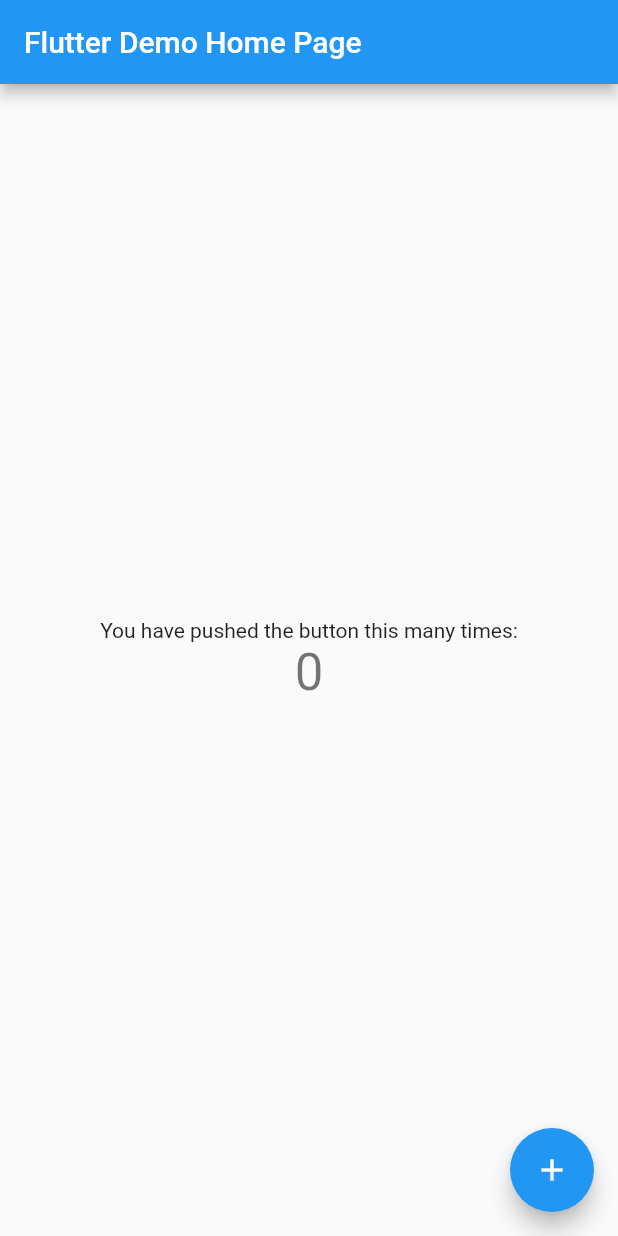
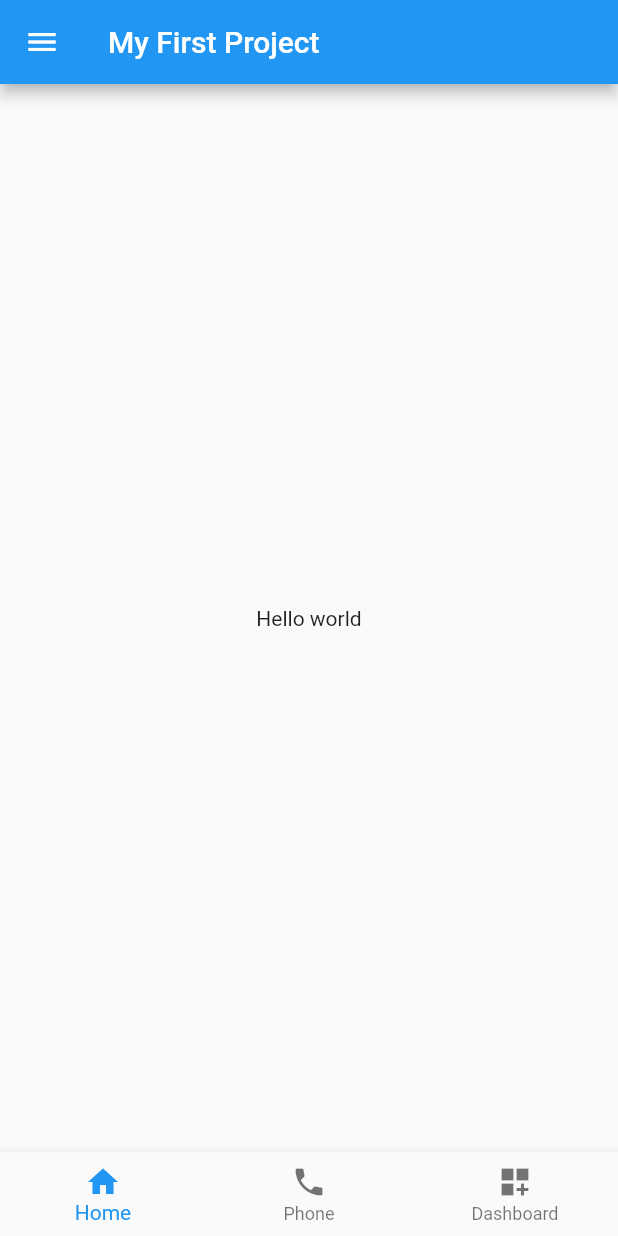
Before and after one commit to panangkai12/hello_world, a Flutter app: the screen it shows after launch, on a phone screen of 412 x 824 dp. Run offline on Flutter 3.47's test engine with Material 2 defaults, Android fonts, the phone set to English and light mode, and no system bars.

Commit message:
flutter 101

```diff
--- a/lib/main.dart
+++ b/lib/main.dart
@@ -1,113 +1,37 @@
 import 'package:flutter/material.dart';
 
 void main() {
-  runApp(MyApp());
-}
-
-class MyApp extends StatelessWidget {
-  // This widget is the root of your application.
-  @override
-  Widget build(BuildContext context) {
-    return MaterialApp(
-      title: 'Flutter Demo',
-      theme: ThemeData(
-        // This is the theme of your application.
-        //
-        // Try running your application with "flutter run". You'll see the
-        // application has a blue toolbar. Then, without quitting the app, try
-        // changing the primarySwatch below to Colors.green and then invoke
-        // "hot reload" (press "r" in the console where you ran "flutter run",
-        // or simply save your changes to "hot reload" in a Flutter IDE).
-        // Notice that the counter didn't reset back to zero; the application
-        // is not restarted.
-        primarySwatch: Colors.blue,
-      ),
-      home: MyHomePage(title: 'Flutter Demo Home Page'),
-    );
-  }
-}
-
-class MyHomePage extends StatefulWidget {
-  MyHomePage({Key key, this.title}) : super(key: key);
-
-  // This widget is the home page of your application. It is stateful, meaning
-  // that it has a State object (defined below) that contains fields that affect
-  // how it looks.
-
-  // This class is the configuration for the state. It holds the values (in this
-  // case the title) provided by the parent (in this case the App widget) and
-  // used by the build method of the State. Fields in a Widget subclass are
-  // always marked "final".
-
-  final String title;
-
-  @override
-  _MyHomePageState createState() => _MyHomePageState();
-}
-
-class _MyHomePageState extends State<MyHomePage> {
-  int _counter = 0;
-
-  void _incrementCounter() {
-    setState(() {
-      // This call to setState tells the Flutter framework that something has
-      // changed in this State, which causes it to rerun the build method below
-      // so that the display can reflect the updated values. If we changed
-      // _counter without calling setState(), then the build method would not be
-      // called again, and so nothing would appear to happen.
-      _counter++;
-    });
-  }
-
-  @override
-  Widget build(BuildContext context) {
-    // This method is rerun every time setState is called, for instance as done
-    // by the _incrementCounter method above.
-    //
-    // The Flutter framework has been optimized to make rerunning build methods
-    // fast, so that you can just rebuild anything that needs updating rather
-    // than having to individually change instances of widgets.
-    return Scaffold(
-      appBar: AppBar(
-        // Here we take the value from the MyHomePage object that was created by
-        // the App.build method, and use it to set our appbar title.
-        title: Text(widget.title),
-      ),
-      body: Center(
-        // Center is a layout widget. It takes a single child and positions it
-        // in the middle of the parent.
-        child: Column(
-          // Column is also a layout widget. It takes a list of children and
-          // arranges them vertically. By default, it sizes itself to fit its
-          // children horizontally, and tries to be as tall as its parent.
-          //
-          // Invoke "debug painting" (press "p" in the console, choose the
-          // "Toggle Debug Paint" action from the Flutter Inspector in Android
-          // Studio, or the "Toggle Debug Paint" command in Visual Studio Code)
-          // to see the wireframe for each widget.
-          //
-          // Column has various properties to control how it sizes itself and
-          // how it positions its children. Here we use mainAxisAlignment to
-          // center the children vertically; the main axis here is the vertical
-          // axis because Columns are vertical (the cross axis would be
-          // horizontal).
-          mainAxisAlignment: MainAxisAlignment.center,
-          children: <Widget>[
-            Text(
-              'You have pushed the button this many times:',
+  runApp(
+    MaterialApp(
+      home: Scaffold(
+        drawer: Drawer(
+          child: Text("Hello Drawer"),
+        ),
+        appBar: AppBar(
+          title: Text(
+            "My First Project",
+          ),
+        ),
+        body: Center(
+          child: Text("Hello world"),
+        ),
+        bottomNavigationBar: BottomNavigationBar(
+          items: [
+            BottomNavigationBarItem(
+              icon: Icon(Icons.home),
+              label: "Home"
             ),
-            Text(
-              '$_counter',
-              style: Theme.of(context).textTheme.headline4,
+            BottomNavigationBarItem(
+              icon: Icon(Icons.phone),
+              label: "Phone"
+            ),
+            BottomNavigationBarItem(
+              icon: Icon(Icons.dashboard_customize),
+              label: "Dashboard"
             ),
           ],
         ),
       ),
-      floatingActionButton: FloatingActionButton(
-        onPressed: _incrementCounter,
-        tooltip: 'Increment',
-        child: Icon(Icons.add),
-      ), // This trailing comma makes auto-formatting nicer for build methods.
-    );
-  }
+    ),
+  );
 }
```
Also changed, not shown: 1 other file.
